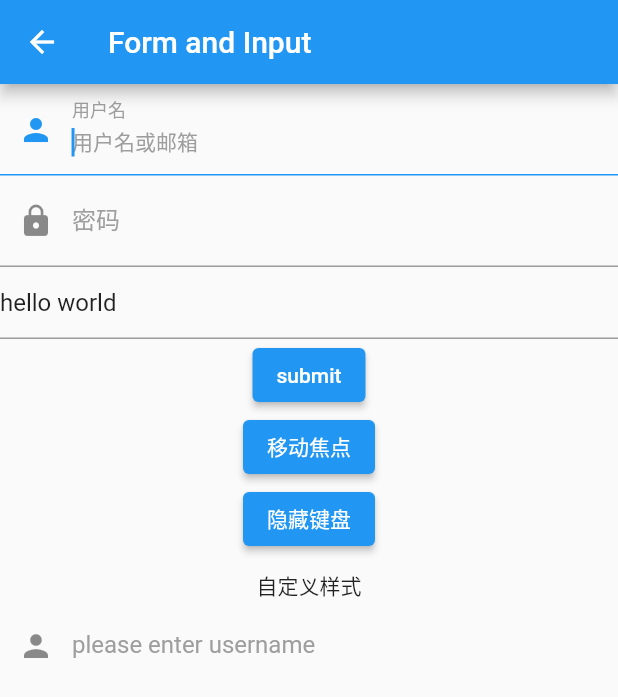
After one commit to fixyo/flutter-study, a Flutter app: the screen it shows after launch, after a tap on "Form and FormItem", on a phone screen of 412 x 824 dp. The commit adds this screen. Shown: the top 697 px of the screen. Run offline on Flutter 3.47's test engine with Material 2 defaults, Android fonts, the phone set to English and light mode, and no system bars.

```diff
--- a/lib/main.dart
+++ b/lib/main.dart
@@ -2,7 +2,10 @@
 
 import 'package:flutter/material.dart';
 import 'package:flutter_demo_02/widgets/button.dart';
+import 'package:flutter_demo_02/widgets/checkbox.dart';
+import 'package:flutter_demo_02/widgets/from.dart';
 import 'package:flutter_demo_02/widgets/iconAndImage.dart';
+import 'package:flutter_demo_02/widgets/progress.dart';
 import 'package:flutter_demo_02/widgets/text.dart';
 
 void main() {
@@ -13,7 +16,10 @@ void main() {
       routes: {
         '/text':(context) => const TextDemo(),
         '/button':(context) => const ButtonDemo(),
-        '/iconAndImage': (context) => const IconAndImage()
+        '/iconAndImage': (context) => const IconAndImage(),
+        '/checkbox': (context) => const CheckboxDemo(),
+        '/form': (context) => const FormDemo(),
+        '/progress': (context) => const ProgressDemo()
       },
       home: const HomePage()
     )
@@ -52,6 +58,30 @@ class HomePage extends StatelessWidget {
               Navigator.pushNamed(context, '/iconAndImage');
             },
           ),
+          const Divider(),
+          ListTile(
+            title: const Text('Checkbox'),
+            trailing: const Icon(Icons.keyboard_arrow_right),
+            onTap: () {
+              Navigator.pushNamed(context, '/checkbox');
+            },
+          ),
+          const Divider(),
+          ListTile(
+            title: const Text('Form and FormItem'),
+            trailing: const Icon(Icons.keyboard_arrow_right),
+            onTap: () {
+              Navigator.pushNamed(context, '/form');
+            },
+          ),
+          const Divider(),
+          ListTile(
+            title: const Text('Progress Demo'),
+            trailing: const Icon(Icons.keyboard_arrow_right),
+            onTap: () {
+              Navigator.pushNamed(context, '/progress');
+            },
+          ),
           const Divider()
         ],
       ),
--- /dev/null
+++ b/lib/widgets/from.dart
@@ -0,0 +1,147 @@
+import 'package:flutter/material.dart';
+
+import '../components/label.dart';
+
+class FormDemo extends StatefulWidget {
+  const FormDemo({super.key});
+
+  @override
+  State<FormDemo> createState() => _FormDemoState();
+}
+
+class _FormDemoState extends State<FormDemo> {
+  final TextEditingController _unameController = TextEditingController();
+  final TextEditingController _pwdController = TextEditingController();
+  final GlobalKey _formKey = GlobalKey<FormState>();
+
+  // ignore: prefer_final_fields
+  TextEditingController _selectionController = TextEditingController();
+
+  FocusNode focusNode1 = FocusNode();
+  FocusNode focusNode2 = FocusNode();
+  FocusScopeNode? focusScopeNode;
+
+  @override
+  void initState() {
+    super.initState();
+    _unameController.addListener(() {
+      print(_unameController.text);
+    });
+
+    focusNode1.addListener(() {
+      print('focusNode1.hasFocused? ${focusNode1.hasFocus}');
+    });
+
+    _selectionController.text ='hello world';
+    _selectionController.selection = TextSelection(
+      baseOffset: 2,
+      extentOffset:_selectionController.text.length
+    );
+  }
+  @override
+  Widget build(BuildContext context) {
+
+    return Scaffold(
+      appBar: AppBar(title: const Text('Form and Input')),
+
+      body: Theme(
+        data: Theme.of(context).copyWith(
+          hintColor: Colors.grey[200],
+          inputDecorationTheme: const InputDecorationTheme(
+            labelStyle: TextStyle(color: Colors.grey),
+            hintStyle: TextStyle(color: Colors.grey, fontSize: 14)
+          )
+        ),
+        child: Form(
+          key: _formKey,
+          autovalidateMode: AutovalidateMode.onUserInteraction,
+          child: Column(
+            children:  [
+              TextFormField(
+                autofocus: true,
+                focusNode: focusNode1,
+                controller: _unameController,
+                validator: (v) {
+                  return v!.trim().isNotEmpty ? null : '用户名不能为空';
+                },
+                decoration: const InputDecoration(
+                  labelText: '用户名',
+                  hintText: '用户名或邮箱',
+                  prefixIcon: Icon(Icons.person),
+                  enabledBorder: UnderlineInputBorder(
+                    borderSide: BorderSide(color: Colors.grey)
+                  ),
+                  // 获得焦点的输入狂下划线为蓝色
+                  focusedBorder: UnderlineInputBorder(
+                    borderSide: BorderSide(color: Colors.blue)
+                  )
+                ),
+              ),
+              TextFormField(
+                focusNode: focusNode2,
+                controller: _pwdController,
+                decoration:  const InputDecoration(
+                  labelText: '密码',
+                  hintText: '登录密码',
+                  prefixIcon: Icon(Icons.lock)
+                ),
+                obscureText: true,
+                validator: (v) {
+                  return v!.trim().length > 5 ? null : '密码不能少于6位';
+                },
+              ),
+              TextField(
+                controller: _selectionController,
+              ),
+              ElevatedButton(
+                onPressed: () {
+                  print(_unameController.text);
+                  if ((_formKey.currentState as FormState).validate()) {
+                    print('valdate pass');
+                  }
+                },
+                child: const Text('submit')
+              ),
+              Builder(
+                builder: (context) {
+                  return Column(
+                    children: [
+                      ElevatedButton(
+                        onPressed: () {
+                          focusScopeNode ??= FocusScope.of(context);
+                          focusScopeNode!.requestFocus(focusNode2);
+                        },
+                        child: const Text('移动焦点')
+                      ),
+                      ElevatedButton(
+                        onPressed: () {
+                          focusNode1.unfocus();
+                          focusNode2.unfocus();
+                        },
+                        child: const Text('隐藏键盘')
+                      )
+                    ],
+                  );
+                },
+              ),
+              TextLabel('自定义样式'),
+              const TextField(
+                decoration: InputDecoration(
+                  labelText: 'please enter username',
+                  prefixIcon: Icon(Icons.person),
+                  border: InputBorder.none,
+                  // enabledBorder: UnderlineInputBorder(
+                  //   borderSide: BorderSide(color: Colors.grey)
+                  // ),
+                  // focusedBorder: UnderlineInputBorder(
+                  //   borderSide: BorderSide(color: Colors.blue)
+                  // )
+                ),
+              )
+            ],
+          ),
+        ),
+      )
+    );
+  }
+}
```
Also changed, not shown: lib/widgets/checkbox.dart (added, +44 -0 lines), lib/widgets/progress.dart (added, +84 -0 lines).
